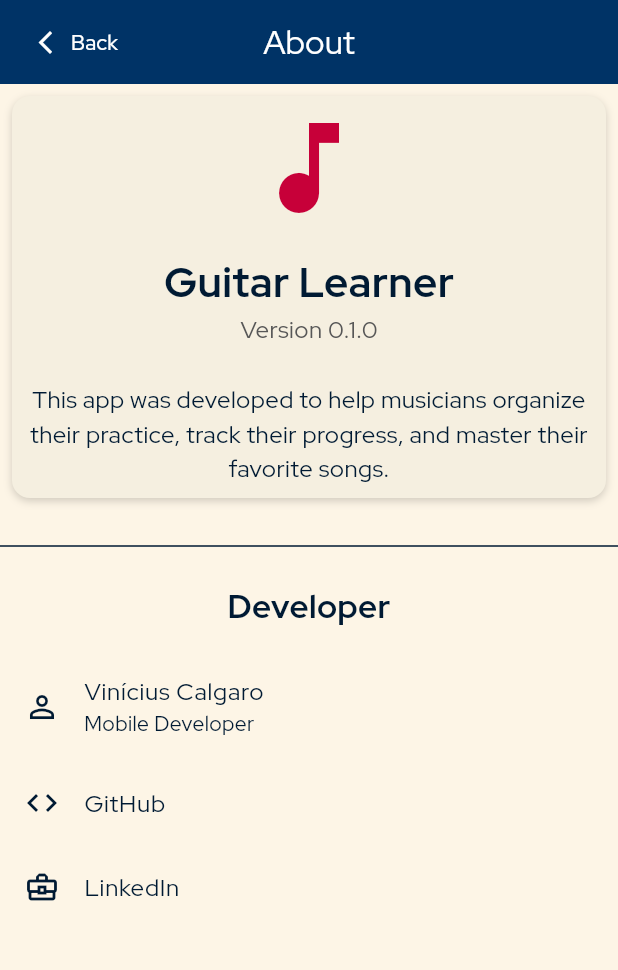
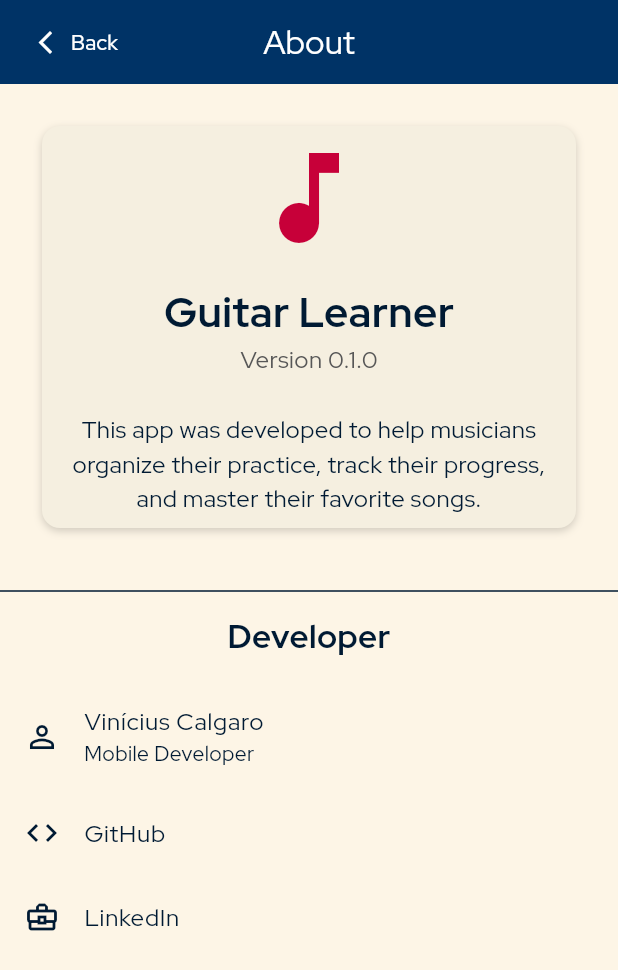
Before and after one commit to vinicalgaro/Guitar-Notebook, a Flutter app: the AboutPage screen opened directly, on a phone screen of 412 x 824 dp. Shown: the top 970 px of the screen. Run offline on Flutter 3.47's test engine with Material 3 defaults, Android fonts, the phone set to English and light mode, and no system bars; our stand-ins replace bot_toast, freezed_annotation, google_fonts, lottie, package_info_plus, shared_preferences; accounts and stored records are empty; generated files the repository leaves out were written again.

```diff
--- a/lib/routes/app_routes.dart
+++ b/lib/routes/app_routes.dart
@@ -1,6 +1,5 @@
 class AppRoutes {
   static const String home = '/';
-  static const String about = '/about';
   static const String addSong = '/add-song';
   static const String editSong = '/edit-song';
   static const String playSong = '/play-song';
--- a/lib/theme/app_theme.dart
+++ b/lib/theme/app_theme.dart
@@ -59,9 +59,9 @@ class AppTheme {
   static FloatingActionButtonThemeData _buildFloatingActionButtonTheme(
           Color backgroundColor, Color foregroundColor) =>
       FloatingActionButtonThemeData(
-        backgroundColor: backgroundColor,
-        foregroundColor: foregroundColor,
-      );
+          backgroundColor: backgroundColor,
+          foregroundColor: foregroundColor,
+          shape: const CircleBorder());
 
   static CardTheme _buildCardTheme(Color color) => CardTheme(
         color: color,
--- a/lib/view/about_page.dart
+++ b/lib/view/about_page.dart
@@ -27,7 +27,9 @@ class AboutPage extends StatelessWidget {
       title: AppLocalizations.of(context)!.about,
       body: Column(
         children: [
-          DefaultCardContainer(
+          Padding(
+            padding: const EdgeInsets.all(20.0),
+            child: DefaultCardContainer(
               child: Column(
                 children: [
                   const Center(
@@ -73,7 +75,8 @@ class AboutPage extends StatelessWidget {
                 ],
               ),
             ),
-          const Divider(height: 48),
+          ),
+          const Divider(height: 28),
           Text(
             AppLocalizations.of(context)!.dev,
             style: const TextStyle(fontSize: 22, fontWeight: FontWeight.bold),
```
Also changed, not shown: lib/main.dart (+0 -16 lines), lib/view/main_shell.dart (+9 -8 lines), lib/view/widgets/tab_navigator_widget.dart (+12 -9 lines). Lines whose indentation alone changed are shown as unchanged.
